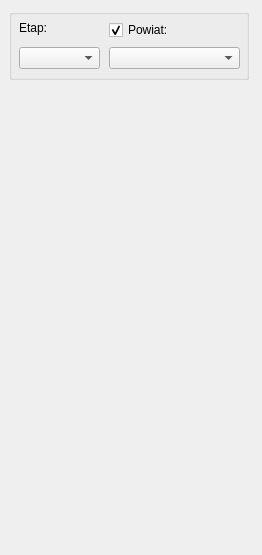
Before: the Qt Designer form moek_editor_dockwidget_base.ui in dszrek/moek_editor, drawn with Qt 5.
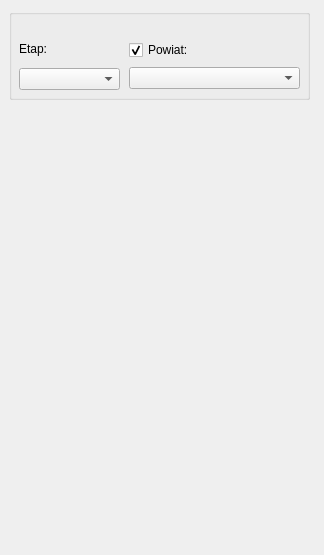
After: the same form once the commit is applied.

Commit message: Modyfikacja wymiarów obiektów widgetu

```diff
--- a/moek_editor_dockwidget_base.ui
+++ b/moek_editor_dockwidget_base.ui
@@ -6,13 +6,13 @@
    <rect>
     <x>0</x>
     <y>0</y>
-    <width>262</width>
+    <width>324</width>
     <height>555</height>
    </rect>
   </property>
   <property name="minimumSize">
    <size>
-    <width>262</width>
+    <width>324</width>
     <height>555</height>
    </size>
   </property>
@@ -40,8 +40,8 @@
         <rect>
          <x>0</x>
          <y>0</y>
-         <width>240</width>
-         <height>509</height>
+         <width>302</width>
+         <height>507</height>
         </rect>
        </property>
        <widget class="QGroupBox" name="tpBox">
@@ -49,8 +49,8 @@
          <rect>
           <x>0</x>
           <y>0</y>
-          <width>240</width>
-          <height>71</height>
+          <width>301</width>
+          <height>91</height>
          </rect>
         </property>
         <property name="title">
@@ -68,9 +68,9 @@
         <widget class="QWidget" name="">
          <property name="geometry">
           <rect>
-           <x>100</x>
-           <y>10</y>
-           <width>131</width>
+           <x>120</x>
+           <y>30</y>
+           <width>171</width>
            <height>51</height>
           </rect>
          </property>
@@ -112,9 +112,9 @@
          <property name="geometry">
           <rect>
            <x>10</x>
-           <y>10</y>
-           <width>81</width>
-           <height>50</height>
+           <y>30</y>
+           <width>101</width>
+           <height>51</height>
           </rect>
          </property>
          <layout class="QVBoxLayout" name="teamLayout">
```
